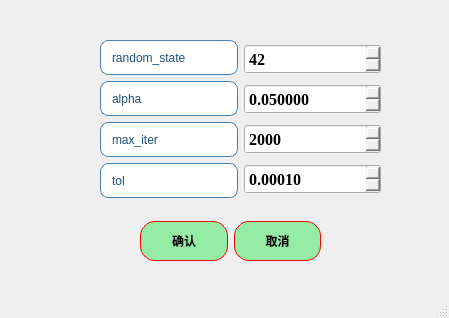
The window that ui/algorithms6_GL_para.ui (azhongege24/predict_first) describes before a commit, drawn with Qt 5.
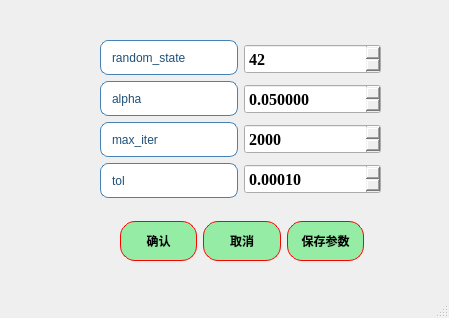
The same window after the commit.

Commit message: 添加了参数记忆功能，然后更新了版本，然后增加了输出结果滚动界面

Patch:
```diff
--- a/ui/algorithms6_GL_para.ui
+++ b/ui/algorithms6_GL_para.ui
@@ -14,80 +14,6 @@
    <string>Group_Lasso参数选择</string>
   </property>
   <widget class="QWidget" name="centralwidget">
-   <widget class="QWidget" name="layoutWidget">
-    <property name="geometry">
-     <rect>
-      <x>140</x>
-      <y>220</y>
-      <width>181</width>
-      <height>42</height>
-     </rect>
-    </property>
-    <layout class="QHBoxLayout" name="horizontalLayout">
-     <item>
-      <widget class="QPushButton" name="pushButton">
-       <property name="minimumSize">
-        <size>
-         <width>0</width>
-         <height>40</height>
-        </size>
-       </property>
-       <property name="styleSheet">
-        <string notr="true">QPushButton{
-border:1px solid red;   /*边框的粗细，颜色*/
-border-radius:15px;    /*设置圆角半径 */
-padding:2px 4px;  /*QFrame边框与内部其它部件的距离*/
-background-color: rgb(149, 236, 165);	/*背景颜色*/
-color:rgb(0, 0, 0);		/*字体颜色*/
-	font: 18pt &quot;楷体&quot;;
-
-font:bold;
-}
-QPushButton:hover {
-    background-color: rgb(177, 244, 155);    /* 悬停时背景色 */
-}
-QPushButton:pressed {
-    background-color:rgb(99, 181, 255);     /* 点击时背景色 */
-}</string>
-       </property>
-       <property name="text">
-        <string>确认</string>
-       </property>
-      </widget>
-     </item>
-     <item>
-      <widget class="QPushButton" name="pushButton_2">
-       <property name="minimumSize">
-        <size>
-         <width>0</width>
-         <height>40</height>
-        </size>
-       </property>
-       <property name="styleSheet">
-        <string notr="true">QPushButton{
-border:1px solid red;   /*边框的粗细，颜色*/
-border-radius:15px;    /*设置圆角半径 */
-padding:2px 4px;  /*QFrame边框与内部其它部件的距离*/
-background-color: rgb(149, 236, 165);	/*背景颜色*/
-color:rgb(0, 0, 0);		/*字体颜色*/
-	font: 18pt &quot;楷体&quot;;
-
-font:bold;
-}
-QPushButton:hover {
-    background-color: rgb(177, 244, 155);    /* 悬停时背景色 */
-}
-QPushButton:pressed {
-    background-color:rgb(99, 181, 255);     /* 点击时背景色 */
-}</string>
-       </property>
-       <property name="text">
-        <string>取消</string>
-       </property>
-      </widget>
-     </item>
-    </layout>
-   </widget>
    <widget class="QWidget" name="layoutWidget">
     <property name="geometry">
      <rect>
@@ -363,6 +289,111 @@
      </item>
     </layout>
    </widget>
+   <widget class="QWidget" name="">
+    <property name="geometry">
+     <rect>
+      <x>120</x>
+      <y>220</y>
+      <width>244</width>
+      <height>42</height>
+     </rect>
+    </property>
+    <layout class="QHBoxLayout" name="horizontalLayout">
+     <item>
+      <widget class="QPushButton" name="pushButton">
+       <property name="minimumSize">
+        <size>
+         <width>0</width>
+         <height>40</height>
+        </size>
+       </property>
+       <property name="styleSheet">
+        <string notr="true">QPushButton{
+border:1px solid red;   /*边框的粗细，颜色*/
+border-radius:15px;    /*设置圆角半径 */
+padding:2px 4px;  /*QFrame边框与内部其它部件的距离*/
+background-color: rgb(149, 236, 165);	/*背景颜色*/
+color:rgb(0, 0, 0);		/*字体颜色*/
+	font: 18pt &quot;楷体&quot;;
+
+font:bold;
+}
+QPushButton:hover {
+    background-color: rgb(177, 244, 155);    /* 悬停时背景色 */
+}
+QPushButton:pressed {
+    background-color:rgb(99, 181, 255);     /* 点击时背景色 */
+}</string>
+       </property>
+       <property name="text">
+        <string>确认</string>
+       </property>
+      </widget>
+     </item>
+     <item>
+      <widget class="QPushButton" name="pushButton_2">
+       <property name="minimumSize">
+        <size>
+         <width>0</width>
+         <height>40</height>
+        </size>
+       </property>
+       <property name="styleSheet">
+        <string notr="true">QPushButton{
+border:1px solid red;   /*边框的粗细，颜色*/
+border-radius:15px;    /*设置圆角半径 */
+padding:2px 4px;  /*QFrame边框与内部其它部件的距离*/
+background-color: rgb(149, 236, 165);	/*背景颜色*/
+color:rgb(0, 0, 0);		/*字体颜色*/
+	font: 18pt &quot;楷体&quot;;
+
+font:bold;
+}
+QPushButton:hover {
+    background-color: rgb(177, 244, 155);    /* 悬停时背景色 */
+}
+QPushButton:pressed {
+    background-color:rgb(99, 181, 255);     /* 点击时背景色 */
+}</string>
+       </property>
+       <property name="text">
+        <string>取消</string>
+       </property>
+      </widget>
+     </item>
+     <item>
+      <widget class="QPushButton" name="pushButton_save_params">
+       <property name="minimumSize">
+        <size>
+         <width>0</width>
+         <height>40</height>
+        </size>
+       </property>
+       <property name="styleSheet">
+        <string notr="true">QPushButton{
+border:1px solid red;   /*边框的粗细，颜色*/
+border-radius:15px;    /*设置圆角半径 */
+padding:2px 4px;  /*QFrame边框与内部其它部件的距离*/
+background-color: rgb(149, 236, 165);	/*背景颜色*/
+color:rgb(0, 0, 0);		/*字体颜色*/
+	font: 18pt &quot;楷体&quot;;
+
+font:bold;
+}
+QPushButton:hover {
+    background-color: rgb(177, 244, 155);    /* 悬停时背景色 */
+}
+QPushButton:pressed {
+    background-color:rgb(99, 181, 255);     /* 点击时背景色 */
+}</string>
+       </property>
+       <property name="text">
+        <string>保存参数</string>
+       </property>
+      </widget>
+     </item>
+    </layout>
+   </widget>
   </widget>
   <widget class="QMenuBar" name="menubar">
    <property name="geometry">
```
The commit also changes 47 other files.
